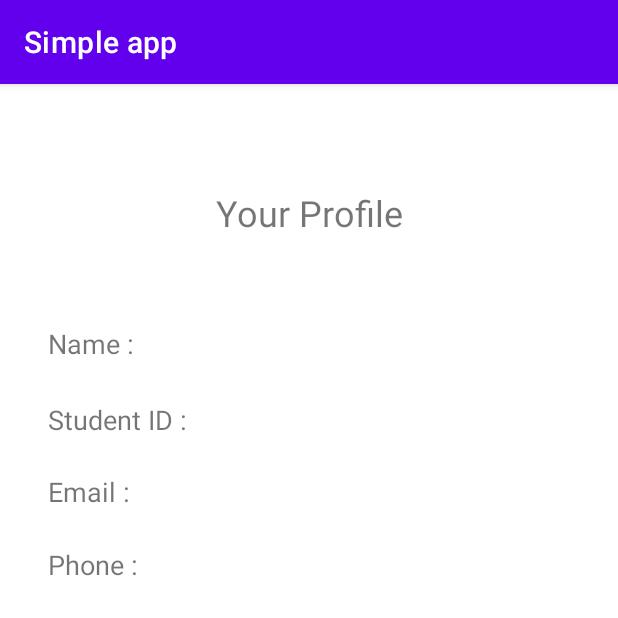
After one commit to tanmoysaha3/Student-Information-Management-for-Hall, an Android app: the Profile screen opened directly, with no data from a screen before it, on a phone screen of 412 x 824 dp, the top half of it. The commit adds this screen. Run offline under Robolectric (Android 15) with nearby library versions, the phone set to English and light mode, and no system bars; our stand-ins replace Firebase (no records; nobody signed in at launch, a user with empty details on screens opened directly); Roboto replaces fonts that are not available here.

Commit message:
Profile added

```diff
--- a/app/build.gradle
+++ b/app/build.gradle
@@ -9,7 +9,7 @@ android {
 
     defaultConfig {
         applicationId "com.example.simpleapp"
-        minSdkVersion 16
+        minSdkVersion 24
         targetSdkVersion 30
         versionCode 1
         versionName "1.0"
@@ -35,6 +35,7 @@ dependencies {
     implementation 'com.google.android.material:material:1.3.0'
     implementation 'androidx.constraintlayout:constraintlayout:2.0.4'
     implementation 'com.google.firebase:firebase-auth:20.0.2'
+    implementation 'com.google.firebase:firebase-firestore:22.1.0'
     testImplementation 'junit:junit:4.+'
     androidTestImplementation 'androidx.test.ext:junit:1.1.2'
     androidTestImplementation 'androidx.test.espresso:espresso-core:3.3.0'
--- a/app/src/main/AndroidManifest.xml
+++ b/app/src/main/AndroidManifest.xml
@@ -2,7 +2,7 @@
 <manifest xmlns:android="http://schemas.android.com/apk/res/android"
     package="com.example.simpleapp">
 
-    <uses-permission android:name="android.permission.INTERNET"/>
+    <uses-permission android:name="android.permission.INTERNET" />
 
     <application
         android:allowBackup="true"
@@ -11,7 +11,8 @@
         android:roundIcon="@mipmap/ic_launcher_round"
         android:supportsRtl="true"
         android:theme="@style/Theme.SimpleApp">
-        <activity android:name=".Login"></activity>
+        <activity android:name=".Profile"></activity>
+        <activity android:name=".Login" />
         <activity android:name=".Register">
             <intent-filter>
                 <action android:name="android.intent.action.MAIN" />
--- a/app/src/main/java/com/example/simpleapp/MainActivity.java
+++ b/app/src/main/java/com/example/simpleapp/MainActivity.java
@@ -5,15 +5,26 @@ import androidx.appcompat.app.AppCompatActivity;
 import android.content.Intent;
 import android.os.Bundle;
 import android.view.View;
+import android.widget.Button;
 
 import com.google.firebase.auth.FirebaseAuth;
 
 public class MainActivity extends AppCompatActivity {
+    Button mProfileButton;
 
     @Override
     protected void onCreate(Bundle savedInstanceState) {
         super.onCreate(savedInstanceState);
         setContentView(R.layout.activity_main);
+
+        mProfileButton=findViewById(R.id.profilePageLink);
+
+        mProfileButton.setOnClickListener(new View.OnClickListener() {
+            @Override
+            public void onClick(View v) {
+                startActivity(new Intent(getApplicationContext(),Profile.class));
+            }
+        });
     }
 
     public void logout(View view){
--- /dev/null
+++ b/app/src/main/java/com/example/simpleapp/Profile.java
@@ -0,0 +1,48 @@
+package com.example.simpleapp;
+
+import androidx.annotation.Nullable;
+import androidx.appcompat.app.AppCompatActivity;
+
+import android.os.Bundle;
+import android.widget.TextView;
+
+import com.google.firebase.auth.FirebaseAuth;
+import com.google.firebase.firestore.DocumentReference;
+import com.google.firebase.firestore.DocumentSnapshot;
+import com.google.firebase.firestore.EventListener;
+import com.google.firebase.firestore.FirebaseFirestore;
+import com.google.firebase.firestore.FirebaseFirestoreException;
+
+public class Profile extends AppCompatActivity {
+    TextView mName, mStudentId, mEmail, mPhone;
+    FirebaseAuth fAuth;
+    FirebaseFirestore fStore;
+    String userID;
+
+    @Override
+    protected void onCreate(Bundle savedInstanceState) {
+        super.onCreate(savedInstanceState);
+        setContentView(R.layout.activity_profile);
+
+        mName=findViewById(R.id.profileName);
+        mStudentId=findViewById(R.id.profileStudentId);
+        mEmail=findViewById(R.id.profileEmail);
+        mPhone=findViewById(R.id.profilePhone);
+
+        fAuth=FirebaseAuth.getInstance();
+        fStore=FirebaseFirestore.getInstance();
+
+        userID=fAuth.getCurrentUser().getUid();
+
+        DocumentReference documentReference=fStore.collection("users").document(userID);
+        documentReference.addSnapshotListener(this, new EventListener<DocumentSnapshot>() {
+            @Override
+            public void onEvent(@Nullable DocumentSnapshot documentSnapshot, @Nullable FirebaseFirestoreException e) {
+                mName.setText(documentSnapshot.getString("fullName"));
+                mStudentId.setText(documentSnapshot.getString("studentID"));
+                mEmail.setText(documentSnapshot.getString("email"));
+                mPhone.setText(documentSnapshot.getString("phone"));
+            }
+        });
+    }
+}
--- a/app/src/main/java/com/example/simpleapp/Register.java
+++ b/app/src/main/java/com/example/simpleapp/Register.java
@@ -4,8 +4,10 @@ import androidx.annotation.NonNull;
 import androidx.appcompat.app.AppCompatActivity;
 
 import android.content.Intent;
+import android.nfc.Tag;
 import android.os.Bundle;
 import android.text.TextUtils;
+import android.util.Log;
 import android.view.View;
 import android.widget.Button;
 import android.widget.EditText;
@@ -14,16 +16,26 @@ import android.widget.TextView;
 import android.widget.Toast;
 
 import com.google.android.gms.tasks.OnCompleteListener;
+import com.google.android.gms.tasks.OnFailureListener;
+import com.google.android.gms.tasks.OnSuccessListener;
 import com.google.android.gms.tasks.Task;
 import com.google.firebase.auth.AuthResult;
 import com.google.firebase.auth.FirebaseAuth;
+import com.google.firebase.auth.FirebaseUser;
+import com.google.firebase.firestore.DocumentReference;
+import com.google.firebase.firestore.FirebaseFirestore;
+
+import java.util.HashMap;
+import java.util.Map;
 
 public class Register extends AppCompatActivity {
     EditText mFullName, mEmail, mPassword, mPhone, mStudentID;
     Button mRegisterButton;
     TextView mLoginTextButton;
+    ProgressBar mProgressBar;
     FirebaseAuth fAuth;
-    ProgressBar mProgressBar;
+    FirebaseFirestore fStore;
+    String userID;
 
     @Override
     protected void onCreate(Bundle savedInstanceState) {
@@ -40,6 +52,8 @@ public class Register extends AppCompatActivity {
         mLoginTextButton=findViewById(R.id.loginText);
 
         fAuth=FirebaseAuth.getInstance();
+        fStore=FirebaseFirestore.getInstance();
+
         mProgressBar=findViewById(R.id.registerProgressBar);
 
         if(fAuth.getCurrentUser() !=null) {
@@ -53,6 +67,8 @@ public class Register extends AppCompatActivity {
                 String email=mEmail.getText().toString().trim();
                 String password=mPassword.getText().toString().trim();
                 String studentID=mStudentID.getText().toString().trim();
+                String fullName = mFullName.getText().toString();
+                String phone = mPhone.getText().toString();
 
                 if(TextUtils.isEmpty(email)) {
                     mEmail.setError("Email is required");
@@ -82,7 +98,35 @@ public class Register extends AppCompatActivity {
                     @Override
                     public void onComplete(@NonNull Task<AuthResult> task) {
                         if(task.isSuccessful()) {
+
+                            /*FirebaseUser fuser = fAuth.getCurrentUser();
+                            fuser.sendEmailVerification().addOnSuccessListener(new OnSuccessListener<Void>() {
+                                @Override
+                                public void onSuccess(Void aVoid) {
+                                    Toast.makeText(Register.this, "Verifivation email has been sent", Toast.LENGTH_SHORT).show();
+
+                                }
+                            }).addOnFailureListener(new OnFailureListener() {
+                                @Override
+                                public void onFailure(@NonNull Exception e) {
+                                    Log.d(TAG, "onFailure: Email not sent."+e.getMessage());
+                                }
+                            });*/
                             Toast.makeText(Register.this, "User Created", Toast.LENGTH_SHORT).show();
+                            userID = fAuth.getCurrentUser().getUid();
+
+                            DocumentReference documentReference = fStore.collection("users").document(userID);
+                            Map<String,Object> user = new HashMap<>();
+                            user.put("fullName",fullName);
+                            user.put("email",email);
+                            user.put("studentID",studentID);
+                            user.put("phone",phone);
+                            documentReference.set(user).addOnSuccessListener(new OnSuccessListener<Void>() {
+                                @Override
+                                public void onSuccess(Void aVoid) {
+                                    Log.d("TAG","onSuccess : user profile is created for " + userID);
+                                }
+                            });
                             startActivity(new Intent(getApplicationContext(),MainActivity.class));
                         }
                         else {
--- a/app/src/main/res/layout/activity_main.xml
+++ b/app/src/main/res/layout/activity_main.xml
@@ -30,4 +30,15 @@
         app:layout_constraintEnd_toEndOf="parent"
         app:layout_constraintStart_toStartOf="parent"
         app:layout_constraintTop_toTopOf="parent" />
+
+    <Button
+        android:id="@+id/profilePageLink"
+        android:layout_width="wrap_content"
+        android:layout_height="wrap_content"
+        android:text="Go to profile"
+        app:layout_constraintBottom_toBottomOf="parent"
+        app:layout_constraintEnd_toEndOf="parent"
+        app:layout_constraintStart_toStartOf="parent"
+        app:layout_constraintTop_toTopOf="parent"
+        app:layout_constraintVertical_bias="0.392" />
 </androidx.constraintlayout.widget.ConstraintLayout>
--- /dev/null
+++ b/app/src/main/res/layout/activity_profile.xml
@@ -0,0 +1,144 @@
+<?xml version="1.0" encoding="utf-8"?>
+<androidx.constraintlayout.widget.ConstraintLayout xmlns:android="http://schemas.android.com/apk/res/android"
+    xmlns:app="http://schemas.android.com/apk/res-auto"
+    xmlns:tools="http://schemas.android.com/tools"
+    android:layout_width="match_parent"
+    android:layout_height="match_parent"
+    tools:context=".Profile">
+
+    <TextView
+        android:id="@+id/pageName"
+        android:layout_width="wrap_content"
+        android:layout_height="wrap_content"
+        android:text="Your Profile"
+        android:textSize="24sp"
+        app:layout_constraintBottom_toBottomOf="parent"
+        app:layout_constraintEnd_toEndOf="parent"
+        app:layout_constraintStart_toStartOf="parent"
+        app:layout_constraintTop_toTopOf="parent"
+        app:layout_constraintVertical_bias="0.094" />
+
+    <TextView
+        android:id="@+id/profileName"
+        android:layout_width="0dp"
+        android:layout_height="wrap_content"
+        android:layout_marginStart="145dp"
+        android:layout_marginEnd="16dp"
+        android:text="Your Name"
+        android:textAlignment="viewStart"
+        android:textSize="18sp"
+        app:layout_constraintBottom_toBottomOf="parent"
+        app:layout_constraintEnd_toEndOf="parent"
+        app:layout_constraintHorizontal_bias="1.0"
+        app:layout_constraintStart_toStartOf="parent"
+        app:layout_constraintTop_toTopOf="parent"
+        app:layout_constraintVertical_bias="0.216" />
+
+    <TextView
+        android:id="@+id/profileStudentId"
+        android:layout_width="0dp"
+        android:layout_height="wrap_content"
+        android:layout_marginStart="145dp"
+        android:layout_marginEnd="16dp"
+        android:text="Your StudentID"
+        android:textAlignment="viewStart"
+        android:textSize="18sp"
+        app:layout_constraintBottom_toBottomOf="parent"
+        app:layout_constraintEnd_toEndOf="parent"
+        app:layout_constraintHorizontal_bias="0.8"
+        app:layout_constraintStart_toStartOf="parent"
+        app:layout_constraintTop_toTopOf="parent"
+        app:layout_constraintVertical_bias="0.284" />
+
+    <TextView
+        android:id="@+id/profileEmail"
+        android:layout_width="0dp"
+        android:layout_height="wrap_content"
+        android:layout_marginStart="145dp"
+        android:layout_marginEnd="16dp"
+        android:text="Your email"
+        android:textAlignment="viewStart"
+        android:textSize="18sp"
+        app:layout_constraintBottom_toBottomOf="parent"
+        app:layout_constraintEnd_toEndOf="parent"
+        app:layout_constraintHorizontal_bias="0.717"
+        app:layout_constraintStart_toStartOf="parent"
+        app:layout_constraintTop_toTopOf="parent"
+        app:layout_constraintVertical_bias="0.349" />
+
+    <TextView
+        android:id="@+id/profilePhone"
+        android:layout_width="0dp"
+        android:layout_height="wrap_content"
+        android:layout_marginStart="145dp"
+        android:layout_marginEnd="16dp"
+        android:text="Your Phone"
+        android:textSize="18sp"
+        app:layout_constraintBottom_toBottomOf="parent"
+        app:layout_constraintEnd_toEndOf="parent"
+        app:layout_constraintHorizontal_bias="0.73"
+        app:layout_constraintStart_toStartOf="parent"
+        app:layout_constraintTop_toTopOf="parent"
+        app:layout_constraintVertical_bias="0.414" />
+
+    <TextView
+        android:id="@+id/nameField"
+        android:layout_width="0dp"
+        android:layout_height="wrap_content"
+        android:layout_marginStart="32dp"
+        android:layout_marginEnd="285dp"
+        android:text="Name :"
+        android:textSize="18sp"
+        app:layout_constraintBottom_toBottomOf="parent"
+        app:layout_constraintEnd_toEndOf="parent"
+        app:layout_constraintHorizontal_bias="1.0"
+        app:layout_constraintStart_toStartOf="parent"
+        app:layout_constraintTop_toTopOf="parent"
+        app:layout_constraintVertical_bias="0.216" />
+
+    <TextView
+        android:id="@+id/studentIdField"
+        android:layout_width="0dp"
+        android:layout_height="wrap_content"
+        android:layout_marginStart="32dp"
+        android:layout_marginEnd="285dp"
+        android:text="Student ID :"
+        android:textSize="18sp"
+        app:layout_constraintBottom_toBottomOf="parent"
+        app:layout_constraintEnd_toEndOf="parent"
+        app:layout_constraintHorizontal_bias="0.0"
+        app:layout_constraintStart_toStartOf="parent"
+        app:layout_constraintTop_toTopOf="parent"
+        app:layout_constraintVertical_bias="0.284" />
+
+    <TextView
+        android:id="@+id/emailField"
+        android:layout_width="0dp"
+        android:layout_height="wrap_content"
+        android:layout_marginStart="32dp"
+        android:layout_marginEnd="285dp"
+        android:text="Email :"
+        android:textSize="18sp"
+        app:layout_constraintBottom_toBottomOf="parent"
+        app:layout_constraintEnd_toEndOf="parent"
+        app:layout_constraintHorizontal_bias="0.0"
+        app:layout_constraintStart_toStartOf="parent"
+        app:layout_constraintTop_toTopOf="parent"
+        app:layout_constraintVertical_bias="0.349" />
+
+    <TextView
+        android:id="@+id/phoneField"
+        android:layout_width="0dp"
+        android:layout_height="wrap_content"
+        android:layout_marginStart="32dp"
+        android:layout_marginEnd="285dp"
+        android:text="Phone :"
+        android:textSize="18sp"
+        app:layout_constraintBottom_toBottomOf="parent"
+        app:layout_constraintEnd_toEndOf="parent"
+        app:layout_constraintHorizontal_bias="0.0"
+        app:layout_constraintStart_toStartOf="parent"
+        app:layout_constraintTop_toTopOf="parent"
+        app:layout_constraintVertical_bias="0.414" />
+
+</androidx.constraintlayout.widget.ConstraintLayout>
```
